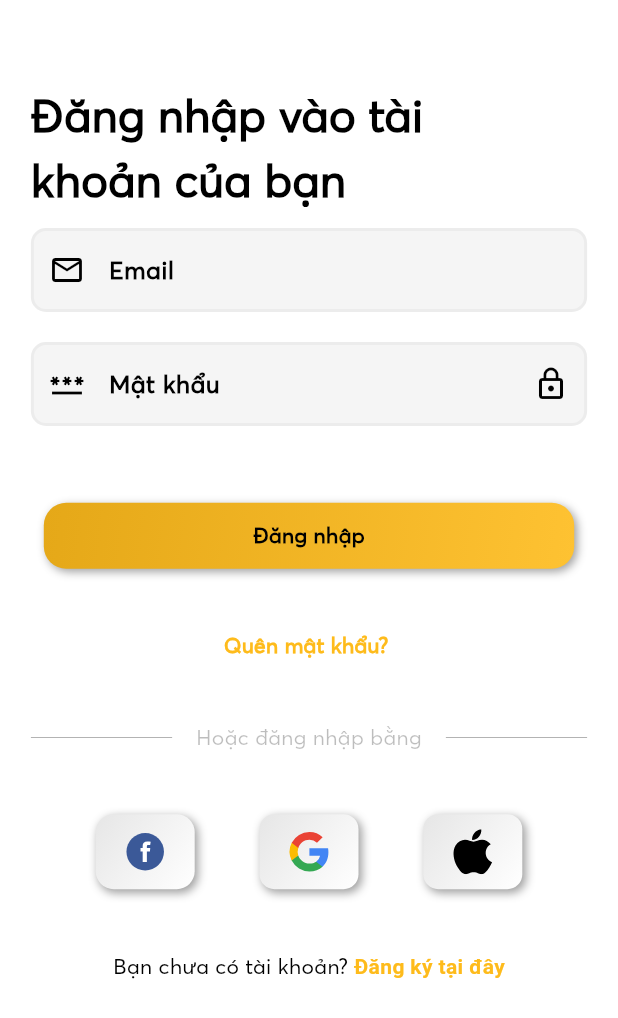
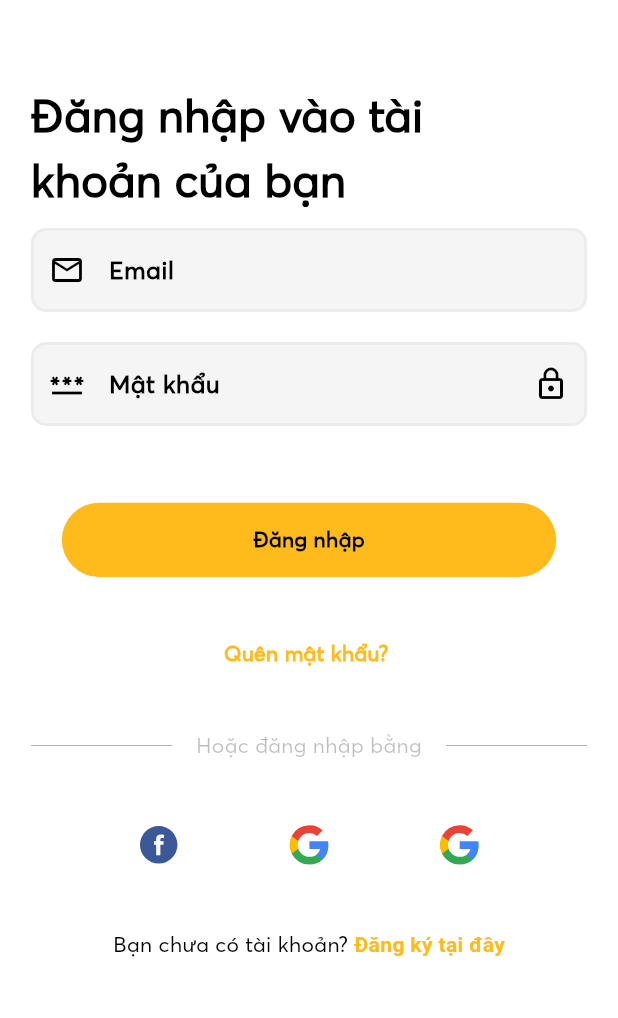
Before and after one commit to quanminh251102/together_we_go, a Flutter app: the screen it shows after launch, on a phone screen of 412 x 824 dp. Shown: the top 1018 px of the screen. Run offline on Flutter 3.47's test engine with Material 2 defaults, Android fonts, the light colour scheme and no system bars; drawn by our look-alikes of flutter_neumorphic; our stand-ins replace auto_route, bloc, cached_network_image, dropdown_textfield, equatable, firebase_auth and 13 more; missing offline and left inert: audio_session, cloudinary, flutter_custom_cards, flutter_login_facebook, flutter_webrtc, mapbox_gl and 1 more; accounts and stored records are empty.

Commit message:
Removing flutter_neumorphic and change Button

```diff
--- a/lib/main.dart
+++ b/lib/main.dart
@@ -19,10 +19,10 @@ import 'package:firebase_core/firebase_core.dart';
 import 'src/presentation/cubits/update_profile/update_profile_cubit.dart';
 
 Future<void> main() async {
-  await dotenv.load(fileName: "assets/.env");
   WidgetsFlutterBinding.ensureInitialized();
   await NotificationService().initNotification();
   await Firebase.initializeApp();
+  await dotenv.load(fileName: "assets/config/.env");
   runApp(MyApp());
 }
 
--- a/lib/src/config/router/app_router.dart
+++ b/lib/src/config/router/app_router.dart
@@ -6,10 +6,10 @@ import '../../presentation/views/calling_audio/calling_audio_page.dart';
 import '../../presentation/views/forgot_pasword/forgot_password.dart';
 import '../../presentation/views/profile_and_settings/privacy_policy/privacy_policy_page.dart';
 import '../../presentation/views/profile_and_settings/update_profile/update_profile_page.dart';
-import '../../presentation/views/signin.dart';
+import '../../presentation/views/homepage/signin/signin.dart';
 import '../../presentation/views/homepage/homepage.dart';
 import '../../presentation/views/chat/chat_page.dart';
-import '../../presentation/views/signup.dart';
+import '../../presentation/views/homepage/signup/signup.dart';
 
 part 'app_router.gr.dart';
 
--- a/lib/src/config/url/config.dart
+++ b/lib/src/config/url/config.dart
@@ -1,7 +1,7 @@
 /*
   DEPLOY
 */
-const baseUrl = "http://192.168.1.76:8080";
+const baseUrl = "http://192.168.1.13:8080";
 
 const urlLogin = '$baseUrl/api/auth/login'; // post
 
--- a/lib/src/presentation/cubits/map/map/map_state.dart
+++ b/lib/src/presentation/cubits/map/map/map_state.dart
@@ -15,13 +15,9 @@ class MapLoading extends MapState {}
 class MapLoadSuccess extends MapState {
   final Position position;
   final CameraPosition cameraPosition;
-  final Set<Circle> circles;
-  final Set<Marker> markers;
   MapLoadSuccess({
     required this.position,
     required this.cameraPosition,
-    required this.circles,
-    required this.markers,
   });
 }
 
--- a/lib/src/presentation/views/signin.dart
+++ b/lib/src/presentation/views/homepage/signin/signin.dart
@@ -1,17 +1,18 @@
 import 'package:flutter/gestures.dart';
 import 'package:flutter_bloc/flutter_bloc.dart';
-import 'package:flutter_neumorphic/flutter_neumorphic.dart';
+import 'package:flutter/material.dart';
 import 'package:flutter_svg/flutter_svg.dart';
-import '../../config/router/app_router.dart';
-import '../../utils/constants/colors.dart';
-import '../cubits/app_socket.dart';
-import '../cubits/calling_audio/calling_audio_cubit.dart';
-import '../cubits/chat/chat_rooms_cubit.dart';
-import '../cubits/chat/message_cubit.dart';
-import '../cubits/forgot_password/forgot_password_cubit.dart';
-import '../cubits/notification/notification_cubit.dart';
-import '../cubits/signin/signin_cubit.dart';
-import '../cubits/app_user.dart';
+import '../../../../config/router/app_router.dart';
+import '../../../../utils/constants/colors.dart';
+import '../../../cubits/app_socket.dart';
+import '../../../cubits/calling_audio/calling_audio_cubit.dart';
+import '../../../cubits/chat/chat_rooms_cubit.dart';
+import '../../../cubits/chat/message_cubit.dart';
+import '../../../cubits/forgot_password/forgot_password_cubit.dart';
+import '../../../cubits/notification/notification_cubit.dart';
+import '../../../cubits/signin/signin_cubit.dart';
+import '../../../cubits/app_user.dart';
+import 'widget/app_icon_button.dart';
 
 class SignInView extends StatefulWidget {
   const SignInView({super.key});
@@ -193,21 +194,18 @@ class _SignInViewState extends State<SignInView> {
                         height: MediaQuery.of(context).size.height * 0.05,
                       ),
                       Center(
-                        child: NeumorphicButton(
-                          onPressed: () {
+                          child: GestureDetector(
+                        onTap: () {
                           if (_formKey.currentState!.validate()) {
                             BlocProvider.of<SigninCubit>(context)
                                 .SignIn(email.text, passWord.text);
                           }
                         },
-                          style: NeumorphicStyle(
-                              shape: NeumorphicShape.concave,
-                              boxShape: NeumorphicBoxShape.roundRect(
-                                  BorderRadius.circular(15)),
-                              depth: 4,
-                              color: AppColors.primaryColor),
-                          padding: const EdgeInsets.all(12.0),
-                          child: SizedBox(
+                        child: Container(
+                          decoration: BoxDecoration(
+                              color: AppColors.primaryColor,
+                              borderRadius: BorderRadius.circular(25)),
+                          height: MediaQuery.of(context).size.height * 0.06,
                           width: MediaQuery.of(context).size.width * 0.8,
                           child: const Center(
                             child: Text(
@@ -218,8 +216,7 @@ class _SignInViewState extends State<SignInView> {
                             ),
                           ),
                         ),
-                        ),
-                      ),
+                      )),
                       SizedBox(
                         height: MediaQuery.of(context).size.height * 0.05,
                       ),
@@ -271,58 +268,41 @@ class _SignInViewState extends State<SignInView> {
                       Row(
                         mainAxisAlignment: MainAxisAlignment.spaceEvenly,
                         children: [
-                          NeumorphicButton(
+                          IconBtn(
+                              icon: SvgPicture.asset(
+                                'assets/svg/facebook.svg',
+                                height: 30,
+                                width: 30,
+                              ),
                               onPressed: () {
                                 print("onClick");
                                 BlocProvider.of<SigninCubit>(context)
                                     .SignInWithFacebook();
                               },
-                            style: NeumorphicStyle(
-                                shape: NeumorphicShape.concave,
-                                boxShape: NeumorphicBoxShape.roundRect(
-                                    BorderRadius.circular(12)),
-                                depth: 4,
-                                color: Colors.white),
-                            child: SvgPicture.asset(
-                              'assets/svg/facebook.svg',
+                              onReleased: () {}),
+                          IconBtn(
+                              icon: SvgPicture.asset(
+                                'assets/svg/google_box.svg',
                                 height: 30,
                                 width: 30,
                               ),
-                          ),
-                          NeumorphicButton(
                               onPressed: () {
+                                print("onClick");
                                 BlocProvider.of<SigninCubit>(context)
                                     .SignInWithGoogle();
                                 print("google click");
                               },
-                            style: NeumorphicStyle(
-                                shape: NeumorphicShape.concave,
-                                boxShape: NeumorphicBoxShape.roundRect(
-                                    BorderRadius.circular(10)),
-                                depth: 4,
-                                color: Colors.white),
-                            child: SvgPicture.asset(
+                              onReleased: () {}),
+                          IconBtn(
+                              icon: SvgPicture.asset(
                                 'assets/svg/google_box.svg',
                                 height: 30,
                                 width: 30,
                               ),
-                          ),
-                          NeumorphicButton(
                               onPressed: () {
                                 print("onClick");
                               },
-                            style: NeumorphicStyle(
-                                shape: NeumorphicShape.concave,
-                                boxShape: NeumorphicBoxShape.roundRect(
-                                    BorderRadius.circular(10)),
-                                depth: 4,
-                                color: Colors.white),
-                            child: SvgPicture.asset(
-                              'assets/svg/apple.svg',
-                              height: 30,
-                              width: 30,
-                            ),
-                          ),
+                              onReleased: () {}),
                         ],
                       ),
                       SizedBox(
--- /dev/null
+++ b/lib/src/presentation/views/homepage/signin/widget/app_icon_button.dart
@@ -0,0 +1,65 @@
+// ignore_for_file: public_member_api_docs, sort_constructors_first
+import 'package:flutter/material.dart';
+import 'package:flutter_svg/flutter_svg.dart';
+
+class IconBtn extends StatefulWidget {
+  SvgPicture? icon;
+  final Function onPressed;
+  Function? onReleased;
+  Widget? children;
+  IconBtn({
+    Key? key,
+    this.icon,
+    required this.onPressed,
+    this.onReleased,
+    this.children,
+  }) : super(key: key);
+
+  @override
+  _IconBtnState createState() => _IconBtnState();
+}
+
+class _IconBtnState extends State<IconBtn> with SingleTickerProviderStateMixin {
+  late AnimationController _controller;
+  late Animation<double> _scaleAnimation;
+
+  @override
+  void initState() {
+    super.initState();
+
+    // Set up the animation controller
+    _controller = AnimationController(
+      vsync: this,
+      duration: Duration(milliseconds: 500),
+    );
+
+    // Set up the scale animation
+    _scaleAnimation = Tween<double>(
+      begin: 1,
+      end: 0.9,
+    ).animate(_controller);
+  }
+
+  @override
+  void dispose() {
+    _controller.dispose();
+    super.dispose();
+  }
+
+  @override
+  Widget build(BuildContext context) {
+    return GestureDetector(
+      onTapDown: (_) {
+        _controller.forward();
+        widget.onPressed;
+      },
+      onTapUp: (_) {
+        _controller.reverse();
+      },
+      child: ScaleTransition(
+        scale: _scaleAnimation,
+        child: widget.icon,
+      ),
+    );
+  }
+}
--- a/pubspec.yaml
+++ b/pubspec.yaml
@@ -61,7 +61,6 @@ dependencies:
   cloudinary: ^1.1.1
   image_picker: ^0.8.7
   flutter_custom_cards: ^0.2.1
-  flutter_neumorphic: ^3.2.0
   http: ^0.13.5
   intl: ^0.17.0
   just_audio: ^0.9.32
@@ -113,6 +112,7 @@ flutter:
   assets:
     - assets/svg/
     - assets/audios/
+    - assets/config/
   # An image asset can refer to one or more resolution-specific "variants", see
   # https://flutter.dev/assets-and-images/#resolution-aware
 
```
Also changed, not shown: lib/src/presentation/cubits/map/map/map_cubit.dart (+47 -50 lines), lib/src/presentation/views/forgot_pasword/reset_password.dart (+9 -11 lines), lib/src/presentation/views/homepage/signup/signup.dart (renamed from lib/src/presentation/views/signup.dart, +14 -18 lines), lib/src/presentation/views/map_page/search_place_screen.dart (+6 -25 lines), lib/src/presentation/views/profile_and_settings/profile_page.dart (+12 -21 lines), lib/src/presentation/views/profile_and_settings/update_profile/update_profile_page.dart (+9 -11 lines), pubspec.lock, 2 other files. Lines whose indentation alone changed are shown as unchanged.
